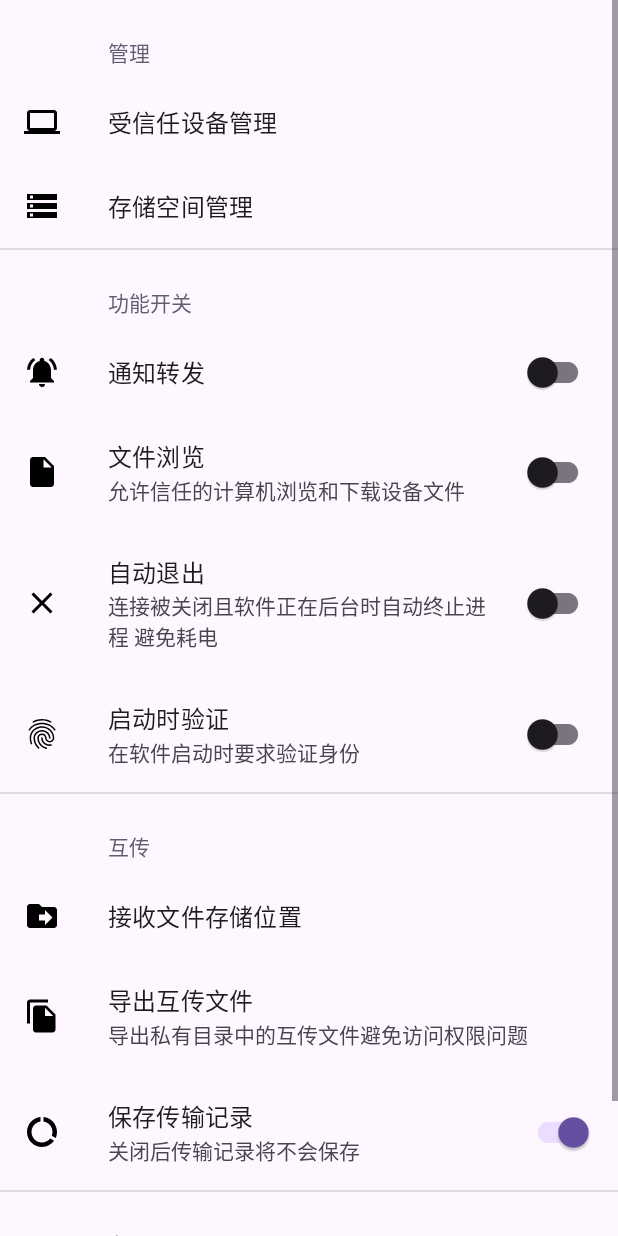
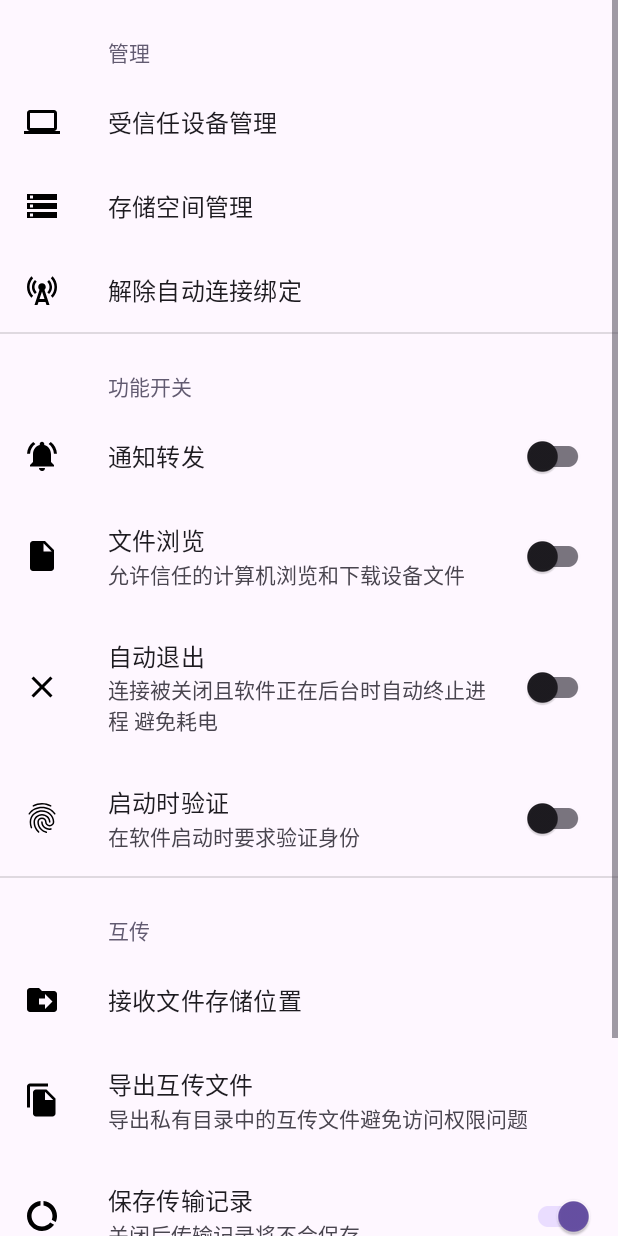
Before and after one commit to NativeStar/SuishoConnector-Android, an Android app: the fragment SettingFragment shown on its own in the app's theme, on a phone screen of 412 x 824 dp. Run offline under Robolectric (Android 15) with nearby library versions, the phone set to English and light mode, and no system bars; our stand-ins replace androidx.preference.

Commit message:
添加移动端解绑功能 进行绑定前删除旧文件

```diff
--- a/app/src/main/java/com/example/linktocomputer/network/FileServer.java
+++ b/app/src/main/java/com/example/linktocomputer/network/FileServer.java
@@ -119,7 +119,6 @@ public class FileServer extends NanoHTTPD {
 
     private RangeRequestPoint parseRangeHeader(Map<String, String> headers, long fileSize) {
         String rangeHeader = headers.get("range");
-//        if (rangeHeader.startsWith("bytes=")) {
         RangeRequestPoint rangeRequestPoint = new RangeRequestPoint();
         String rangeValue = rangeHeader.substring("bytes=".length());
         String[] ranges = rangeValue.split("-");
@@ -131,7 +130,6 @@ public class FileServer extends NanoHTTPD {
         }
         rangeRequestPoint.size = rangeRequestPoint.end - rangeRequestPoint.start + 1;
         return rangeRequestPoint;
-//        }
     }
 
     private static final class RangeRequestPoint {
--- a/app/src/main/res/values/strings.xml
+++ b/app/src/main/res/values/strings.xml
@@ -110,6 +110,7 @@
     <string name="text_send_file_from_self">无法发送来自自身的文件</string>
     <string name="text_manage">管理</string>
     <string name="setting_trust_device_manager">受信任设备管理</string>
+    <string name="setting_clear_auto_connect_file">解除自动连接绑定</string>
     <string name="setting_group_functions">功能开关</string>
     <string name="setting_function_notification_forward">通知转发</string>
     <string name="setting_function_screen_projection">屏幕投射</string>
@@ -163,5 +164,9 @@
     <string name="auth_launch_verify_dialog_message">为保护机主隐私 使用该程序前需要通过身份验证</string>
     <string name="text_verify">验证</string>
     <string name="service_notification_button_close">关闭连接</string>
+    <string name="dialog_clear_auto_connect_file_title">解绑设备</string>
+    <string name="dialog_clear_auto_connect_file_desc">确认解绑设备?将不再进行自动连接</string>
+    <string name="text_unbind_success">解绑完成 重启生效</string>
+    <string name="text_unbind_failed_not_bound">当前未绑定任何设备</string>
 
 </resources>
--- a/app/src/main/res/xml/setting_fragment_list.xml
+++ b/app/src/main/res/xml/setting_fragment_list.xml
@@ -9,6 +9,11 @@
             android:icon="@drawable/baseline_storage_24"
             android:key="key_storage_manage"
             android:title="存储空间管理" />
+        <Preference
+            android:icon="@drawable/baseline_cell_tower_24"
+            android:key="key_clear_auto_connect_file"
+            android:title="@string/setting_clear_auto_connect_file"
+            />
     </PreferenceCategory>
     <PreferenceCategory android:title="@string/setting_group_functions">
         <!--        <SwitchPreferenceCompat-->
```
Also changed, not shown: app/src/main/java/com/example/linktocomputer/Util.java (+0 -9 lines), app/src/main/java/com/example/linktocomputer/fragment/SettingFragment.java (+58 -35 lines), app/src/main/java/com/example/linktocomputer/service/ConnectMainService.java (+5 -2 lines).
